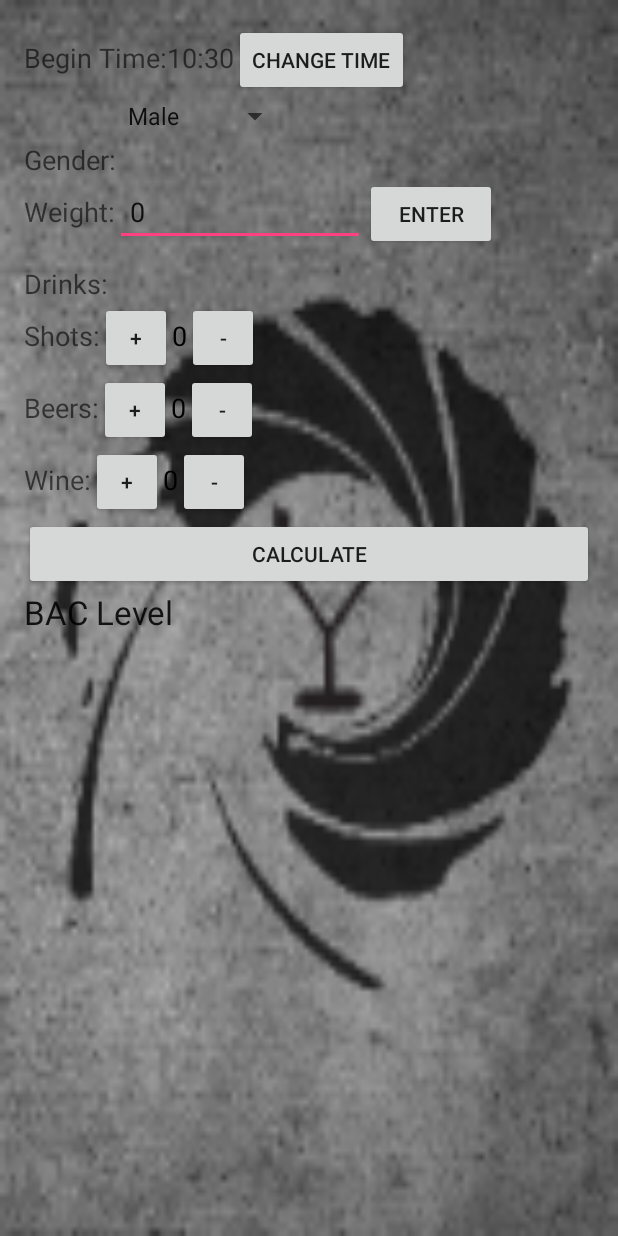
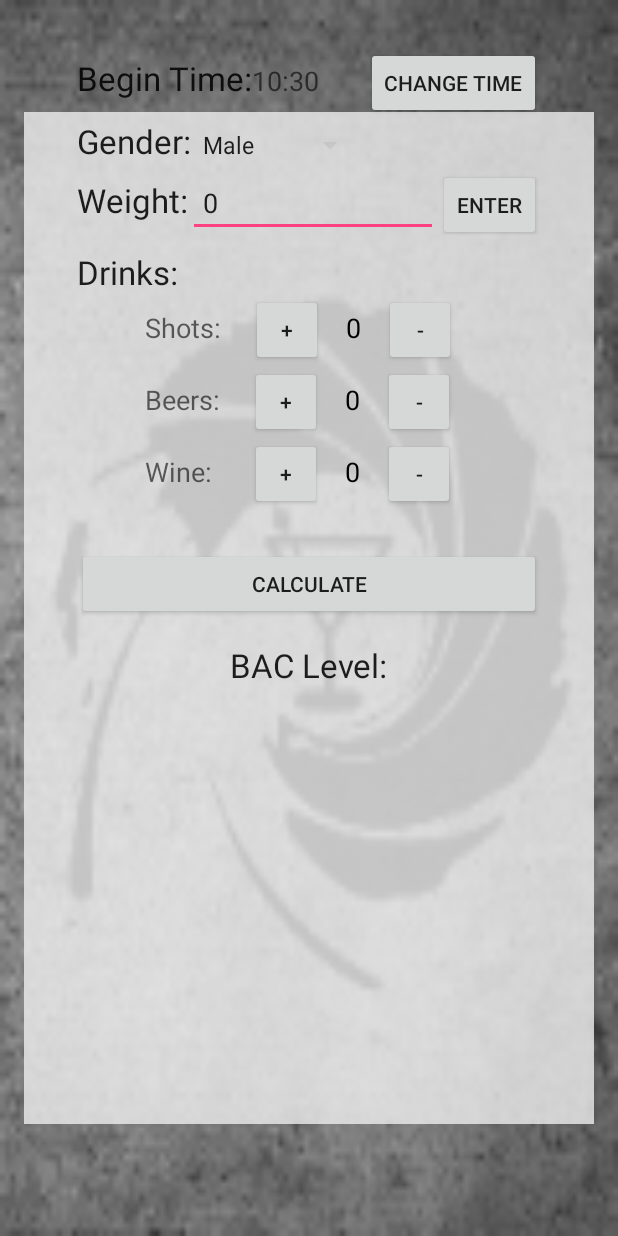
Before and after one commit to BrianCrosser/Shaken_Not_Stirred, an Android app: the BAC_CalculatorActivity screen opened directly, with no data from a screen before it, on a phone screen of 412 x 824 dp. Run offline under Robolectric (Android 15) with nearby library versions, the phone set to English and light mode, and no system bars.

Commit message:
Calculator graphics updated

```diff
--- a/app/src/main/res/layout/activity_bac_calculator.xml
+++ b/app/src/main/res/layout/activity_bac_calculator.xml
@@ -8,16 +8,31 @@
     android:orientation="vertical"
     android:background="@mipmap/ic_background">
 
-
-
+    <FrameLayout
+        android:layout_width="match_parent"
+        android:layout_height="match_parent">
+        <ImageView
+            android:layout_width="match_parent"
+            android:layout_height="match_parent"
+            android:src="@mipmap/rectangle_grey"
+            android:alpha=".80"
+            android:paddingTop="5dp"
+            android:paddingBottom="5dp"/>
+        <LinearLayout
+            android:layout_width="match_parent"
+            android:layout_height="match_parent"
+            android:orientation="vertical"
+            android:paddingLeft="35dp"
+            android:paddingRight="35dp"
+            android:paddingTop="15dp">
             <LinearLayout xmlns:android="http://schemas.android.com/apk/res/android"
-        android:layout_width="wrap_content"
+                android:layout_width="fill_parent"
                 android:layout_height="wrap_content"
                 android:orientation="horizontal" >
                 <TextView
                     android:layout_width="wrap_content"
                     android:layout_height="wrap_content"
-            android:textAppearance="?android:attr/textAppearanceMedium"
+                    android:textAppearance="?android:attr/textAppearanceLarge"
                     android:text="Begin Time:"
                     android:id="@+id/textView4" />
 
@@ -26,6 +41,7 @@
                     android:layout_width="wrap_content"
                     android:layout_height="wrap_content"
                     android:text=""
+                    android:layout_weight="2"
                     android:textAppearance="?android:attr/textAppearanceMedium" />
                 <Button
                     android:id="@+id/btnChangeTime"
@@ -41,32 +57,30 @@
             </LinearLayout>
 
             <LinearLayout
-        android:layout_width="wrap_content"
+                android:layout_width="fill_parent"
                 android:layout_height="wrap_content"
                 android:orientation="horizontal" >
                 <TextView
                     android:layout_width="wrap_content"
                     android:layout_height="wrap_content"
-            android:textAppearance="?android:attr/textAppearanceMedium"
+                    android:textAppearance="?android:attr/textAppearanceLarge"
                     android:text="Gender:"
-            android:id="@+id/textView"
-            android:layout_marginTop="30dp" />
+                    android:id="@+id/textView" />
                 <Spinner
                     android:layout_width="wrap_content"
                     android:layout_height="wrap_content"
                     android:id="@+id/spinner"
-            android:layout_alignTop="@+id/textView"
-            android:textAlignment="center" />
+                    android:textAlignment="center"/>
             </LinearLayout>
 
             <LinearLayout
-        android:layout_width="wrap_content"
+                android:layout_width="fill_parent"
                 android:layout_height="wrap_content"
                 android:orientation="horizontal">
                 <TextView
                     android:layout_width="wrap_content"
                     android:layout_height="wrap_content"
-            android:textAppearance="?android:attr/textAppearanceMedium"
+                    android:textAppearance="?android:attr/textAppearanceLarge"
                     android:text="Weight:"
                     android:id="@+id/textView2"
                     android:paddingTop="10dp" />
@@ -94,7 +108,7 @@
                 <TextView
                     android:layout_width="wrap_content"
                     android:layout_height="wrap_content"
-            android:textAppearance="?android:attr/textAppearanceMedium"
+                    android:textAppearance="?android:attr/textAppearanceLarge"
                     android:text="Drinks:"
                     android:paddingTop="10dp"
                     android:id="@+id/textView5" />
@@ -102,9 +116,10 @@
             </LinearLayout>
 
             <LinearLayout
-        android:layout_width="wrap_content"
+                android:layout_width="fill_parent"
                 android:layout_height="wrap_content"
-        android:orientation="horizontal">
+                android:orientation="horizontal"
+                android:layout_marginLeft="45dp">
                 <TextView
                     android:layout_width="wrap_content"
                     android:layout_height="wrap_content"
@@ -112,6 +127,7 @@
                     android:text="Shots:"
                     android:id="@+id/textView6"
                     android:paddingTop="10dp"
+                    android:layout_marginRight="20dp"
                     android:layout_centerVertical="true" />
 
                 <Button
@@ -119,6 +135,7 @@
                     android:layout_width="wrap_content"
                     android:layout_height="wrap_content"
                     android:text="+"
+                    android:layout_marginRight="15dp"
                     android:id="@+id/button6" />
 
                 <TextView
@@ -127,6 +144,7 @@
                     android:textAppearance="?android:attr/textAppearanceMedium"
                     android:id="@+id/textView9"
                     android:text="0"
+                    android:layout_marginRight="15dp"
                     android:paddingTop="10dp"
                     android:textColor="#000" />
 
@@ -141,15 +159,17 @@
             </LinearLayout>
 
             <LinearLayout
-        android:layout_width="wrap_content"
+                android:layout_width="fill_parent"
                 android:layout_height="wrap_content"
-        android:orientation="horizontal">
+                android:orientation="horizontal"
+                android:layout_marginLeft="45dp">
                 <TextView
                     android:layout_width="wrap_content"
                     android:layout_height="wrap_content"
                     android:textAppearance="?android:attr/textAppearanceMedium"
                     android:text="Beers:"
                     android:id="@+id/textView7"
+                    android:layout_marginRight="20dp"
                     android:paddingTop="10dp" />
 
                 <Button
@@ -157,6 +177,7 @@
                     android:layout_width="wrap_content"
                     android:layout_height="wrap_content"
                     android:text="+"
+                    android:layout_marginRight="15dp"
                     android:id="@+id/button11"
                     android:paddingTop="10dp" />
 
@@ -165,6 +186,7 @@
                     android:layout_height="wrap_content"
                     android:textAppearance="?android:attr/textAppearanceMedium"
                     android:text="0"
+                    android:layout_marginRight="15dp"
                     android:textColor="#000"
                     android:paddingTop="10dp"
                     android:id="@+id/textView11" />
@@ -180,16 +202,17 @@
             </LinearLayout>
 
             <LinearLayout
-        android:layout_width="wrap_content"
+                android:layout_width="fill_parent"
                 android:layout_height="wrap_content"
-        android:orientation="horizontal">
-
+                android:orientation="horizontal"
+                android:layout_marginLeft="45dp">
                 <TextView
                     android:layout_width="wrap_content"
                     android:layout_height="wrap_content"
                     android:textAppearance="?android:attr/textAppearanceMedium"
                     android:text="Wine:"
                     android:id="@+id/textView8"
+                    android:layout_marginRight="25dp"
                     android:paddingTop="10dp" />
 
                 <Button
@@ -197,6 +220,7 @@
                     android:layout_width="wrap_content"
                     android:layout_height="wrap_content"
                     android:text="+"
+                    android:layout_marginRight="15dp"
                     android:id="@+id/button9"
                     android:paddingTop="10dp" />
 
@@ -205,6 +229,7 @@
                     android:layout_height="wrap_content"
                     android:textAppearance="?android:attr/textAppearanceMedium"
                     android:text="0"
+                    android:layout_marginRight="15dp"
                     android:textColor="#000"
                     android:id="@+id/textView10"
                     android:paddingTop="10dp" />
@@ -223,15 +248,17 @@
                 android:layout_height="wrap_content"
                 android:text="Calculate"
                 android:id="@+id/button"
-        android:layout_centerHorizontal="true" />
+                android:layout_centerHorizontal="true"
+                android:layout_marginTop="25dp"/>
 
             <TextView
                 android:layout_width="wrap_content"
                 android:layout_height="wrap_content"
                 android:textAppearance="?android:attr/textAppearanceLarge"
-        android:text="BAC Level"
+                android:text="BAC Level:"
                 android:id="@+id/textView3"
-        android:layout_centerHorizontal="true" />
+                android:paddingTop="15dp"
+                android:layout_gravity="center"/>
 
             <TextView
                 android:layout_width="wrap_content"
@@ -239,8 +266,8 @@
                 android:textAppearance="?android:attr/textAppearanceLarge"
                 android:text=""
                 android:id="@+id/textView12"
-        android:layout_alignParentBottom="false"
-        android:layout_alignParentStart="false"
-        android:layout_centerHorizontal="true" />
-
+                android:layout_gravity="center"
+                android:layout_marginBottom="25dp"/>
         </LinearLayout>
+    </FrameLayout>
+</LinearLayout>
```
Lines whose indentation alone changed are shown as unchanged.
